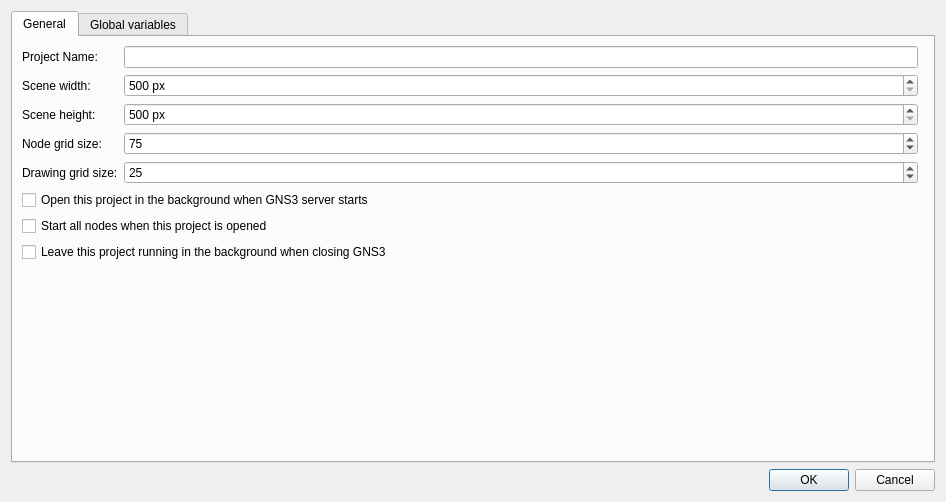
Before: the Qt Designer form gns3/ui/edit_project_dialog.ui in kaisenlinux/gns3-gui, drawn with Qt 5.
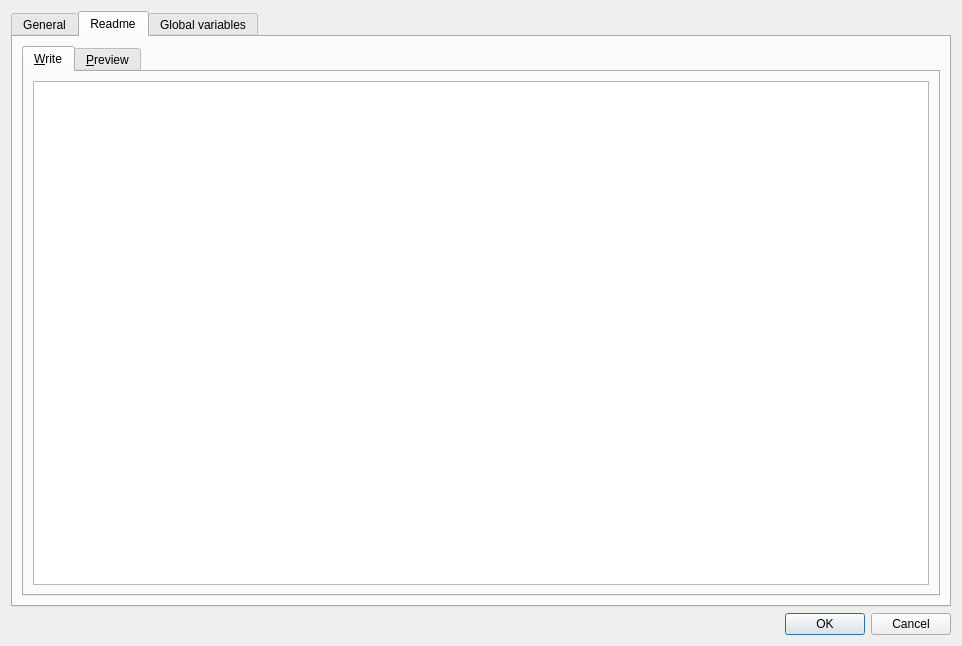
After: the same form once the commit is applied. The open tabs and pages were chosen to show the change.

The edit to the form file:
```diff
--- a/gns3/ui/edit_project_dialog.ui
+++ b/gns3/ui/edit_project_dialog.ui
@@ -9,8 +9,8 @@
    <rect>
     <x>0</x>
     <y>0</y>
-    <width>946</width>
-    <height>502</height>
+    <width>962</width>
+    <height>646</height>
    </rect>
   </property>
   <property name="windowTitle">
@@ -162,6 +162,61 @@
        </item>
       </layout>
      </widget>
+     <widget class="QWidget" name="tab">
+      <attribute name="title">
+       <string>Readme</string>
+      </attribute>
+      <layout class="QVBoxLayout" name="verticalLayout_3">
+       <item>
+        <widget class="QTabWidget" name="uiTabWidget">
+         <property name="currentIndex">
+          <number>0</number>
+         </property>
+         <widget class="QWidget" name="uiTabWrite">
+          <attribute name="title">
+           <string>&amp;Write</string>
+          </attribute>
+          <layout class="QVBoxLayout" name="verticalLayout">
+           <item>
+            <widget class="QTextEdit" name="uiReadmeTextEdit">
+             <property name="sizePolicy">
+              <sizepolicy hsizetype="Minimum" vsizetype="Minimum">
+               <horstretch>0</horstretch>
+               <verstretch>0</verstretch>
+              </sizepolicy>
+             </property>
+             <property name="readOnly">
+              <bool>false</bool>
+             </property>
+             <property name="html">
+              <string>&lt;!DOCTYPE HTML PUBLIC &quot;-//W3C//DTD HTML 4.0//EN&quot; &quot;http://www.w3.org/TR/REC-html40/strict.dtd&quot;&gt;
+&lt;html&gt;&lt;head&gt;&lt;meta name=&quot;qrichtext&quot; content=&quot;1&quot; /&gt;&lt;style type=&quot;text/css&quot;&gt;
+p, li { white-space: pre-wrap; }
+&lt;/style&gt;&lt;/head&gt;&lt;body style=&quot; font-family:'Ubuntu'; font-size:11pt; font-weight:400; font-style:normal;&quot;&gt;
+&lt;p style=&quot;-qt-paragraph-type:empty; margin-top:0px; margin-bottom:0px; margin-left:0px; margin-right:0px; -qt-block-indent:0; text-indent:0px; font-family:'.SF NS Text'; font-size:13pt;&quot;&gt;&lt;br /&gt;&lt;/p&gt;&lt;/body&gt;&lt;/html&gt;</string>
+             </property>
+            </widget>
+           </item>
+          </layout>
+         </widget>
+         <widget class="QWidget" name="uiTabPreview">
+          <attribute name="title">
+           <string>&amp;Preview</string>
+          </attribute>
+          <layout class="QVBoxLayout" name="verticalLayout_2">
+           <item>
+            <widget class="QTextBrowser" name="uiReadmePreview">
+             <property name="openExternalLinks">
+              <bool>true</bool>
+             </property>
+            </widget>
+           </item>
+          </layout>
+         </widget>
+        </widget>
+       </item>
+      </layout>
+     </widget>
      <widget class="QWidget" name="uiGlobalVariablesTab">
       <attribute name="title">
        <string>Global variables</string>
```
